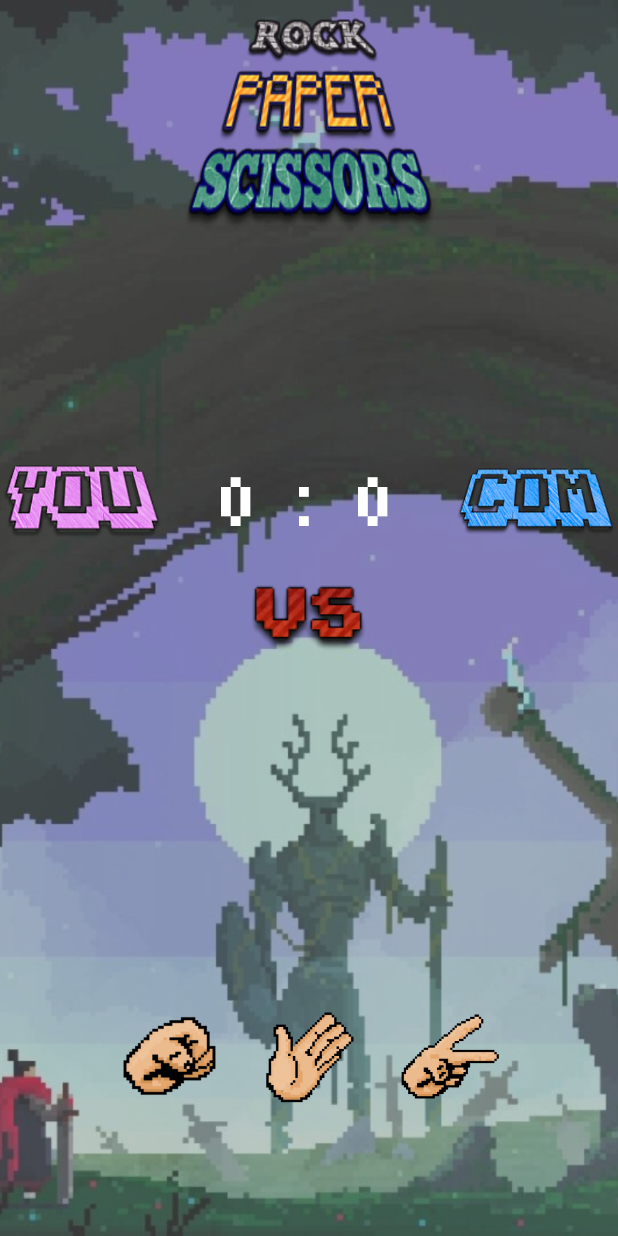
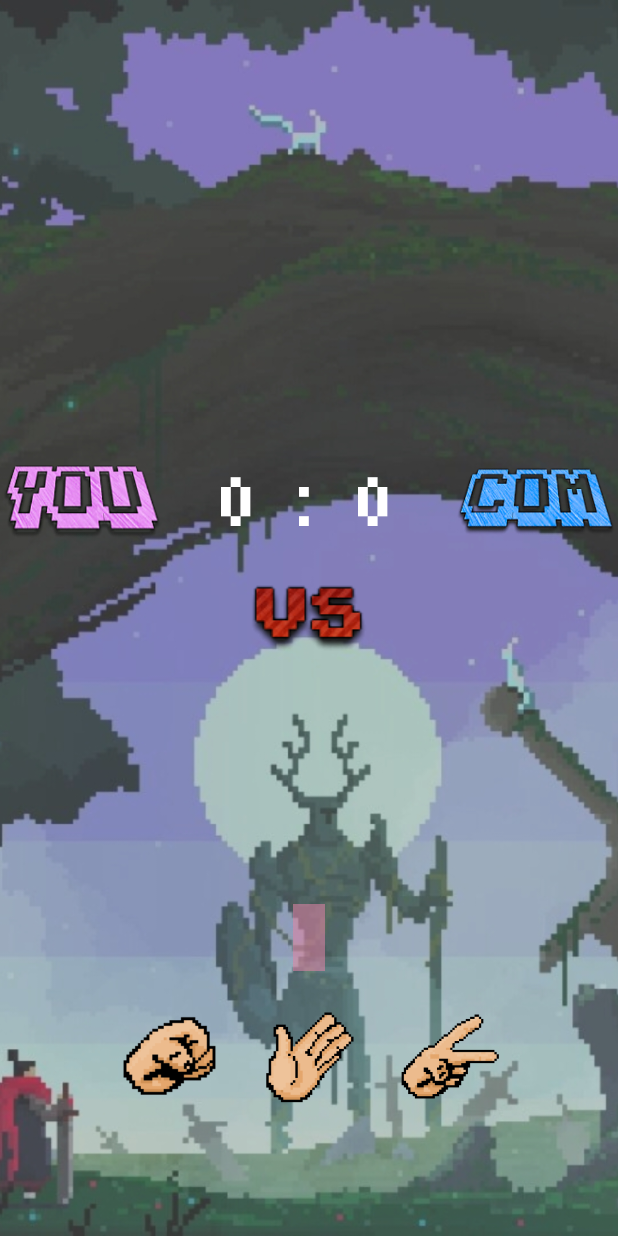
Before and after one commit to alunparanggi/AndroidRockPaperScissorsGame, an Android app: the MenuActivity screen opened directly, with no data from a screen before it, after a tap on an icon or button, on a phone screen of 412 x 824 dp. Run offline under Robolectric (Android 15) with nearby library versions, the phone set to English and light mode, and no system bars; our stand-ins replace data binding, sdp/ssp sizes; pictures from the network do not load; 6 statements that could not run were skipped.

Commit message:
implement snackbar, load image using glide, change game layout, implement multiplayer mode

```diff
--- a/app/build.gradle
+++ b/app/build.gradle
@@ -59,4 +59,7 @@ dependencies {
 
     //dots indicator for intro page
     implementation 'com.tbuonomo:dotsindicator:4.2'
+
+    // Glide
+    implementation "com.github.bumptech.glide:glide:4.12.0"
 }
--- a/app/src/main/AndroidManifest.xml
+++ b/app/src/main/AndroidManifest.xml
@@ -1,6 +1,8 @@
 <?xml version="1.0" encoding="utf-8"?>
 <manifest xmlns:android="http://schemas.android.com/apk/res/android"
     package="km.binarcourse.rockpaperscissorsgame">
+
+    <uses-permission android:name="android.permission.INTERNET"/>
 
     <application
         android:allowBackup="true"
--- a/app/src/main/java/km/binarcourse/rockpaperscissorsgame/ui/form/FormFragment.kt
+++ b/app/src/main/java/km/binarcourse/rockpaperscissorsgame/ui/form/FormFragment.kt
@@ -8,6 +8,7 @@ import android.view.LayoutInflater
 import android.view.View
 import android.view.ViewGroup
 import androidx.fragment.app.Fragment
+import com.google.android.material.snackbar.Snackbar
 import km.binarcourse.rockpaperscissorsgame.data.preference.PlayerPreference
 import km.binarcourse.rockpaperscissorsgame.databinding.FragmentFormBinding
 import km.binarcourse.rockpaperscissorsgame.ui.menu.MenuActivity
@@ -26,17 +27,16 @@ class FormFragment : Fragment() {
         return binding.root
     }
 
-    fun onPlayBtnClicked(context: Context) {
+    private fun onPlayBtnClicked(context: Context) {
         if (binding.etPlayerName.text.isNullOrEmpty()) {
             binding.etPlayerName.error = "You can't let it empty"
         } else {
             sharedPref?.playerName = binding.etPlayerName.text.toString()
-            Log.d("cekcek", "onPlayBtnClicked: ${sharedPref?.playerName}")
             navigateToMenu(context)
         }
     }
 
-    private fun navigateToMenu(context: Context){
+    private fun navigateToMenu(context: Context) {
         val intent = Intent(context, MenuActivity::class.java)
         context.startActivity(intent)
     }
--- a/app/src/main/java/km/binarcourse/rockpaperscissorsgame/ui/game/GameViewModel.kt
+++ b/app/src/main/java/km/binarcourse/rockpaperscissorsgame/ui/game/GameViewModel.kt
@@ -47,24 +47,48 @@ class GameViewModel : ViewModel() {
     val gameRound: LiveData<Int>
         get() = _gameRound
 
-    private val _isMultiPlayerMode = MutableLiveData(false)
-    val isMultiPlayerMode: LiveData<Boolean>
-        get() = _isMultiPlayerMode
+    private val _isGameRoundFinished = MutableLiveData(false)
+    val isGameRoundFinished: LiveData<Boolean>
+        get() = _isGameRoundFinished
 
+    private val isMultiPlayerMode = MutableLiveData(false)
+
+    private val _isFirstPlayerTurn = MutableLiveData(true)
+    val isFirstPlayerTurn: LiveData<Boolean>
+        get() = _isFirstPlayerTurn
+
+    fun onWeaponSelected(weapon: Int){
+        if (_isFirstPlayerTurn.value == true){
+            setFirstPlayerWeapon(weapon)
+        } else {
+            setSecondPlayerWeapon(weapon)
+        }
+    }
 
     /**
      * this method is used for checking the state of game and setting the first player's weapon.
      * when the state of game is finished then the users won't be able to select the weapon before
      * they click the restart game button.
      */
-    fun setFirstPlayerWeapon(weapon: Int) {
+    private fun setFirstPlayerWeapon(weapon: Int) {
         // if game is not finished then show log, set weapon, and call selectRandomComputerWeapon()
         if (!_isGameFinished.value!!) {
             _firstPlayerWeapon.value = weapon
             Log.d(TAG, "first player select ${getWeaponString(_firstPlayerWeapon.value)}")
-            Log.d(TAG, "multiplayer? ${isMultiPlayerMode.value} ")
-            selectRandomComputerWeapon()
+
+            _isGameRoundFinished.value = false
+            _isFirstPlayerTurn.value = false
+
+            if(isMultiPlayerMode.value != true) selectRandomComputerWeapon()
         }
+    }
+
+    private fun setSecondPlayerWeapon(weapon: Int){
+        _secondPlayerWeapon.value = weapon
+        _isFirstPlayerTurn.value = true
+
+        increaseTheWinnerScore(_firstPlayerWeapon.value, _secondPlayerWeapon.value)
+        findTheWinner()
     }
 
     /**
@@ -76,6 +100,7 @@ class GameViewModel : ViewModel() {
             PAPER -> _secondPlayerWeapon.value = PAPER
             SCISSORS -> _secondPlayerWeapon.value = SCISSORS
         }
+        _isFirstPlayerTurn.value = true
 
         Log.d(TAG, "second player select ${getWeaponString(_secondPlayerWeapon.value)}")
 
@@ -126,6 +151,7 @@ class GameViewModel : ViewModel() {
 
     //increase current games round
     private fun increaseCurrentRound(){
+        _isGameRoundFinished.value = true
         _gameRound.value = _gameRound.value?.plus(1)
     }
 
@@ -167,6 +193,6 @@ class GameViewModel : ViewModel() {
     }
 
     fun setGameMode(isMultiPlayerMode: Boolean){
-        _isMultiPlayerMode.value = isMultiPlayerMode
+        this.isMultiPlayerMode.value = isMultiPlayerMode
     }
 }
--- a/app/src/main/java/km/binarcourse/rockpaperscissorsgame/ui/menu/MenuActivity.kt
+++ b/app/src/main/java/km/binarcourse/rockpaperscissorsgame/ui/menu/MenuActivity.kt
@@ -1,15 +1,17 @@
 package km.binarcourse.rockpaperscissorsgame.ui.menu
 
-import android.content.Intent
+import android.os.Bundle
 import androidx.appcompat.app.AppCompatActivity
-import android.os.Bundle
+import com.google.android.material.snackbar.Snackbar
 import km.binarcourse.rockpaperscissorsgame.R
+import km.binarcourse.rockpaperscissorsgame.data.preference.PlayerPreference
 import km.binarcourse.rockpaperscissorsgame.databinding.ActivityMenuBinding
 import km.binarcourse.rockpaperscissorsgame.ui.game.GameActivity
 
 class MenuActivity : AppCompatActivity() {
 
     private lateinit var binding: ActivityMenuBinding
+    private lateinit var sharedPref: PlayerPreference
 
     override fun onCreate(savedInstanceState: Bundle?) {
         super.onCreate(savedInstanceState)
@@ -21,6 +23,26 @@ class MenuActivity : AppCompatActivity() {
         binding.ivMultiPlayerMode.setOnClickListener { onMultiPlayerModeSelected() }
         binding.ivSinglePlayerMode.setOnClickListener { onSinglePlayerModeSelected() }
 
+        sharedPref = PlayerPreference(this)
+
+        initTextMenu()
+        showSnackBar()
+    }
+
+    private fun initTextMenu(){
+        binding.tvMenuMultiplayer.text =
+            getString(R.string.text_menu_multiplayer, sharedPref.playerName)
+        binding.tvMenuSinglePlayer.text =
+            getString(R.string.text_menu_single_player, sharedPref.playerName)
+    }
+
+    private fun showSnackBar() {
+        Snackbar
+            .make(binding.root,
+                getString(R.string.text_welcome_player, sharedPref.playerName),
+                Snackbar.LENGTH_LONG)
+            .setAction("Close") { }
+            .show()
     }
 
     private fun navigateToGame(isMultiPlayerSelected: Boolean){
--- a/app/src/main/java/km/binarcourse/rockpaperscissorsgame/utils/Constants.kt
+++ b/app/src/main/java/km/binarcourse/rockpaperscissorsgame/utils/Constants.kt
@@ -9,4 +9,10 @@ object Constants {
     const val DRAW = 0
     const val FIRST_PLAYER_WIN = 1
     const val SECOND_PLAYER_WIN = 2
+
+    const val URL_SINGLE_PLAYER_IMG =
+        "https://raw.githubusercontent.com/alunparanggi/Rock-Paper-Scissors-Mobile-Game/master/app/src/main/res/drawable/img_game_name.webp"
+
+    const val URL_MULTIPLAYER_IMG =
+        "https://encrypted-tbn0.gstatic.com/images?q=tbn:ANd9GcRcW86J2cSXWk4VQnOVvb7vISqVl4t7K6QobQ2trQr7Gfl_JmKem6h_nlWPWE25ZfFBtiw&usqp=CAU"
 }
--- /dev/null
+++ b/app/src/main/res/drawable/anim_loading.xml
@@ -0,0 +1,5 @@
+<?xml version="1.0" encoding="utf-8"?>
+<animated-rotate xmlns:android="http://schemas.android.com/apk/res/android"
+    android:drawable="@drawable/img_loading"
+    android:pivotX="50%"
+    android:pivotY="50%" />
--- /dev/null
+++ b/app/src/main/res/drawable/ic_broken_image.xml
@@ -0,0 +1,11 @@
+<?xml version="1.0" encoding="utf-8"?>
+<vector xmlns:android="http://schemas.android.com/apk/res/android"
+    android:width="24dp"
+    android:height="24dp"
+    android:tint="#A9A9AC"
+    android:viewportWidth="24.0"
+    android:viewportHeight="24.0">
+    <path
+        android:fillColor="#FF000000"
+        android:pathData="M21,5v6.59l-3,-3.01 -4,4.01 -4,-4 -4,4 -3,-3.01L3,5c0,-1.1 0.9,-2 2,-2h14c1.1,0 2,0.9 2,2zM18,11.42l3,3.01L21,19c0,1.1 -0.9,2 -2,2L5,21c-1.1,0 -2,-0.9 -2,-2v-6.58l3,2.99 4,-4 4,4 4,-3.99z" />
+</vector>
--- /dev/null
+++ b/app/src/main/res/drawable/img_loading.xml
@@ -0,0 +1,40 @@
+<?xml version="1.0" encoding="utf-8"?>
+<vector android:height="24dp" android:viewportHeight="72"
+    android:viewportWidth="72" android:width="24dp" xmlns:android="http://schemas.android.com/apk/res/android">
+    <path android:fillColor="#cccccf"
+        android:pathData="M36.06,28.92L36.06,32.18"
+        android:strokeColor="#e7e7e7" android:strokeLineCap="round" android:strokeWidth="1"/>
+    <path android:fillColor="#c8c8cc"
+        android:pathData="M39.45,29.88L37.82,32.71"
+        android:strokeColor="#cacaca" android:strokeLineCap="round" android:strokeWidth="1"/>
+    <path android:fillColor="#bbbbbe"
+        android:pathData="M42.12,32.32L39.3,33.95"
+        android:strokeColor="#cdcdcd" android:strokeLineCap="round" android:strokeWidth="1"/>
+    <path android:fillColor="#b2b2b7"
+        android:pathData="M39.8,35.98L43.06,35.98"
+        android:strokeColor="#cbcbcb" android:strokeLineCap="round" android:strokeWidth="1"/>
+    <path android:fillColor="#d0d0d4"
+        android:pathData="M32.77,29.99L34.4,32.81"
+        android:strokeColor="#ededed" android:strokeLineCap="round" android:strokeWidth="1"/>
+    <path android:fillColor="#949497"
+        android:pathData="M30.1,32.42L32.92,34.05"
+        android:strokeColor="#525252" android:strokeLineCap="round" android:strokeWidth="1"/>
+    <path android:fillColor="#97979b"
+        android:pathData="M32.42,35.98L29.16,35.98"
+        android:strokeColor="#6e6e6e" android:strokeLineCap="round" android:strokeWidth="1"/>
+    <path android:fillColor="#a8a8ac"
+        android:pathData="M36.06,43.08L36.06,39.82"
+        android:strokeColor="#a0a0a0" android:strokeLineCap="round" android:strokeWidth="1"/>
+    <path android:fillColor="#cacaca"
+        android:pathData="M39.7,41.99L38.07,39.16"
+        android:strokeColor="#cacaca" android:strokeLineCap="round" android:strokeWidth="1"/>
+    <path android:fillColor="#b6b6ba"
+        android:pathData="M42.19,39.4L39.37,37.77"
+        android:strokeColor="#ccc" android:strokeLineCap="round" android:strokeWidth="1"/>
+    <path android:fillColor="#a1a1a5"
+        android:pathData="M32.46,41.98L34.09,39.16"
+        android:strokeColor="#909090" android:strokeLineCap="round" android:strokeWidth="1"/>
+    <path android:fillColor="#9d9da0"
+        android:pathData="M29.85,39.4L32.67,37.77"
+        android:strokeColor="#7a7a7a" android:strokeLineCap="round" android:strokeWidth="1"/>
+</vector>
--- a/app/src/main/res/layout/activity_game.xml
+++ b/app/src/main/res/layout/activity_game.xml
@@ -29,18 +29,7 @@
             android:src="@drawable/bg_game" />
 
         <ImageView
-            android:id="@+id/iv_game_name"
-            android:layout_width="wrap_content"
-            android:layout_height="@dimen/_112sdp"
-            android:layout_marginTop="@dimen/_8sdp"
-            android:importantForAccessibility="no"
-            android:src="@drawable/img_game_name"
-            app:layout_constraintEnd_toEndOf="parent"
-            app:layout_constraintStart_toStartOf="parent"
-            app:layout_constraintTop_toTopOf="parent" />
-
-        <ImageView
-            android:id="@+id/iv_first_player_weapon"
+            android:id="@+id/iv_selected_first_player_weapon"
             android:layout_width="@dimen/weapon_dimen"
             android:layout_height="@dimen/weapon_dimen"
             android:layout_marginStart="@dimen/_16sdp"
@@ -48,10 +37,12 @@
             app:layout_constraintBottom_toBottomOf="parent"
             app:layout_constraintStart_toStartOf="parent"
             app:layout_constraintTop_toTopOf="parent"
+            app:selectedWeapon="@{gameViewModel.firstPlayerWeapon}"
+            app:gameRoundState="@{gameViewModel.isGameRoundFinished}"
             tools:src="@drawable/ic_rock" />
 
         <ImageView
-            android:id="@+id/iv_second_player_weapon"
+            android:id="@+id/iv_selected_second_player_weapon"
             android:layout_width="@dimen/weapon_dimen"
             android:layout_height="@dimen/weapon_dimen"
             android:layout_marginEnd="@dimen/_16sdp"
@@ -59,6 +50,8 @@
             app:layout_constraintBottom_toBottomOf="parent"
             app:layout_constraintEnd_toEndOf="parent"
             app:layout_constraintTop_toTopOf="parent"
+            app:selectedWeapon="@{gameViewModel.secondPlayerWeapon}"
+            app:gameRoundState="@{gameViewModel.isGameRoundFinished}"
             tools:src="@drawable/ic_rock" />
 
         <ImageView
@@ -78,7 +71,7 @@
             android:layout_height="@dimen/ava_height"
             android:importantForAccessibility="no"
             android:src="@drawable/img_ava_you"
-            app:layout_constraintBottom_toTopOf="@id/iv_first_player_weapon"
+            app:layout_constraintBottom_toTopOf="@id/iv_selected_first_player_weapon"
             app:layout_constraintStart_toStartOf="parent" />
 
         <ImageView
@@ -87,10 +80,11 @@
             android:layout_height="@dimen/ava_height"
             android:importantForAccessibility="no"
             android:src="@drawable/img_ava_com"
-            app:layout_constraintBottom_toTopOf="@id/iv_second_player_weapon"
+            app:layout_constraintBottom_toTopOf="@id/iv_selected_second_player_weapon"
             app:layout_constraintEnd_toEndOf="parent" />
 
         <LinearLayout
+            android:id="@+id/ll_score"
             android:layout_width="0dp"
             android:layout_height="wrap_content"
             android:gravity="center"
@@ -128,7 +122,7 @@
         </LinearLayout>
 
         <LinearLayout
-            android:id="@+id/ll_second_player"
+            android:id="@+id/ll_weapon"
             android:layout_width="wrap_content"
             android:layout_height="wrap_content"
             android:layout_marginTop="@dimen/_72sdp"
@@ -144,6 +138,7 @@
                 android:layout_width="@dimen/weapon_dimen"
                 android:layout_height="@dimen/weapon_dimen"
                 android:importantForAccessibility="no"
+                android:onClick="@{() -> gameViewModel.onWeaponSelected(constant.ROCK)}"
                 android:src="@drawable/ic_rock" />
 
             <ImageView
@@ -152,6 +147,7 @@
                 android:layout_height="@dimen/weapon_dimen"
                 android:layout_marginHorizontal="@dimen/_16sdp"
                 android:importantForAccessibility="no"
+                android:onClick="@{() -> gameViewModel.onWeaponSelected(constant.PAPER)}"
                 android:src="@drawable/ic_paper" />
 
             <ImageView
@@ -159,34 +155,49 @@
                 android:layout_width="@dimen/weapon_dimen"
                 android:layout_height="@dimen/weapon_dimen"
                 android:importantForAccessibility="no"
+                android:onClick="@{() -> gameViewModel.onWeaponSelected(constant.SCISSORS)}"
                 android:src="@drawable/ic_scissors" />
         </LinearLayout>
 
         <TextView
+            android:id="@+id/tv_player_turn"
+            style="@style/Text.30.Black"
+            android:layout_width="wrap_content"
+            android:layout_height="wrap_content"
+            android:layout_marginBottom="@dimen/_16sdp"
+            android:background="@color/soft_chrysa"
+            android:paddingHorizontal="@dimen/_8sdp"
+            app:gameState="@{gameViewModel.isGameFinished}"
+            app:layout_constraintBottom_toTopOf="@id/ll_weapon"
+            app:layout_constraintEnd_toEndOf="parent"
+            app:layout_constraintStart_toStartOf="parent"
+            app:playerTurn="@{gameViewModel.isFirstPlayerTurn}"
+            tools:text="1st Player Turn" />
+
+        <TextView
             android:id="@+id/tv_current_round"
-            style="@style/Text.30.Black"
+            style="@style/Text.30.White"
             android:layout_width="0dp"
             android:layout_height="wrap_content"
+            android:layout_marginBottom="@dimen/_8sdp"
             android:gravity="center"
             android:text="@{gameViewModel.isGameFinished ? @string/text_final_result : @string/text_current_round(gameViewModel.gameRound)}"
             android:visibility="@{(gameViewModel.gameRound == 0) ? View.INVISIBLE : View.VISIBLE}"
             app:layout_constraintBottom_toTopOf="@id/iv_result"
             app:layout_constraintEnd_toEndOf="parent"
-            app:layout_constraintHorizontal_bias="0.0"
             app:layout_constraintStart_toStartOf="parent"
             tools:text="@string/text_current_round" />
 
         <ImageView
             android:id="@+id/iv_result"
-            android:layout_width="0dp"
+            android:layout_width="wrap_content"
             android:layout_height="@dimen/_36sdp"
-            android:layout_marginTop="@dimen/_8sdp"
+            android:layout_marginBottom="@dimen/_16sdp"
             android:importantForAccessibility="no"
             app:imgResource="@{gameViewModel.gameResult}"
-            app:layout_constraintBottom_toTopOf="@+id/ll_second_player"
+            app:layout_constraintBottom_toTopOf="@+id/ll_score"
             app:layout_constraintEnd_toEndOf="parent"
             app:layout_constraintStart_toStartOf="parent"
-            app:layout_constraintTop_toBottomOf="@id/iv_vs"
             tools:src="@drawable/img_win" />
 
         <ImageView
--- a/app/src/main/res/values/strings.xml
+++ b/app/src/main/res/values/strings.xml
@@ -4,12 +4,13 @@
     <string name="score_divider">:</string>
     <string name="text_current_round">Round %d</string>
     <string name="text_final_result">Final Result</string>
-    <!-- TODO: Remove or change this placeholder text -->
-    <string name="hello_blank_fragment">Hello blank fragment</string>
     <string name="text_desc_intro_play_with_friend">You can play with your friend</string>
     <string name="text_desc_intro_play_with_com">You can play with computer</string>
     <string name="text_hint_your_name">your name</string>
-    <string name="text_menu_play_with_your_friend">Play With Your Friend</string>
-    <string name="text_menu_play_with_com">Play With Computer</string>
+    <string name="text_menu_multiplayer">%s vs Player</string>
+    <string name="text_menu_single_player">%s vs Computer</string>
     <string name="text_button_play">Play</string>
+    <string name="text_first_player_turn">1st Player\'s Turn</string>
+    <string name="text_second_player_turn">2nd Player\'s Turn</string>
+    <string name="text_welcome_player">Welcome %s</string>
 </resources>
```
Also changed, not shown: app/src/main/java/km/binarcourse/rockpaperscissorsgame/ui/bindingadapter/BindingAdapters.kt (+42 -2 lines), app/src/main/res/layout/activity_menu.xml (+17 -11 lines).
